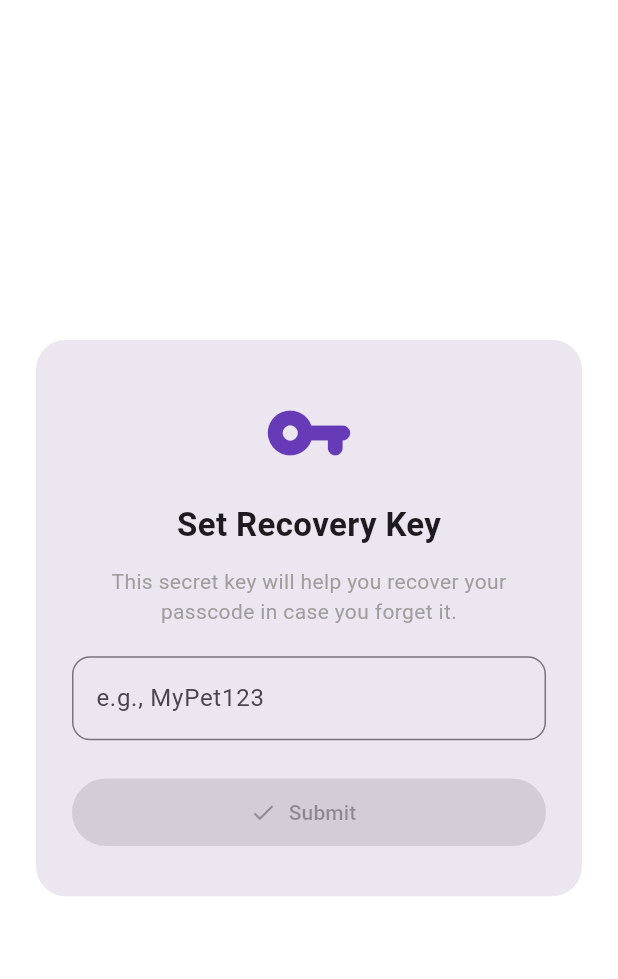
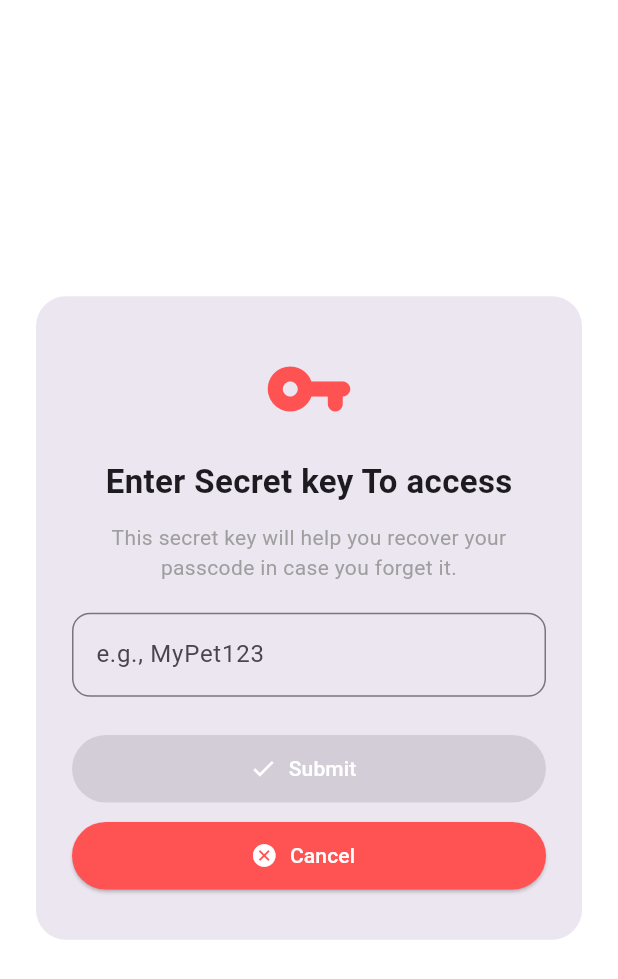
Before and after one commit to mabdullahm773/MCast, a Flutter app: the SecretKeyPopup widget shown alone on an empty page, opened directly, on a phone screen of 412 x 824 dp. Shown: the top 979 px of the screen. Run offline on Flutter 3.47's test engine with Material 3 defaults, Android fonts, the phone set to English and light mode, and no system bars; our stand-ins replace animated_text_kit, local_auth, shared_preferences; missing offline and left inert: passcode_screen; accounts and stored records are empty; network calls fail.

Commit message:
add passcode recovery using secret key

```diff
--- a/mobileapp_code/lib/screens/lock_screen.dart
+++ b/mobileapp_code/lib/screens/lock_screen.dart
@@ -78,6 +78,8 @@ class _LockScreenState extends State<LockScreen> {
             );
           }
         },
+        title: "Enter Secret key To access",
+        cancel: true,
       ),
     );
   }
--- a/mobileapp_code/lib/screens/settings_screen.dart
+++ b/mobileapp_code/lib/screens/settings_screen.dart
@@ -43,6 +43,8 @@ class _SettingsScreenState extends State<SettingsScreen> {
             await ApplockService.setSecretKey(key);
             ScaffoldMessenger.of(context).showSnackBar(const SnackBar(content: Text('Secret key saved')));
           },
+          title: "Set Recovery Key",
+          cancel: false,
         ),
       );
 
--- a/mobileapp_code/lib/widgets/popup_widget.dart
+++ b/mobileapp_code/lib/widgets/popup_widget.dart
@@ -1,5 +1,3 @@
-// lib/widgets/app_info_dialog.dart
-
 import 'package:flutter/material.dart';
 
 class AppInfoDialog {
@@ -43,8 +41,9 @@ class AppInfoDialog {
 /// ---------------------------- Secret key saving widget
 class SecretKeyPopup extends StatefulWidget {
   final Function(String) onSubmit;
-
-  const SecretKeyPopup({super.key, required this.onSubmit});
+  final String title;
+  final bool cancel;
+  const SecretKeyPopup({super.key, required this.onSubmit, required this.title, required this.cancel});
 
   @override
   State<SecretKeyPopup> createState() => _SecretKeyPopupState();
@@ -53,7 +52,6 @@ class SecretKeyPopup extends StatefulWidget {
 class _SecretKeyPopupState extends State<SecretKeyPopup> {
   final TextEditingController _controller = TextEditingController();
   bool _isEmpty = true;
-
   @override
   Widget build(BuildContext context) {
     return WillPopScope( // disables back button
@@ -63,14 +61,15 @@ class _SecretKeyPopupState extends State<SecretKeyPopup> {
         insetPadding: const EdgeInsets.all(24),
         child: Padding(
           padding: const EdgeInsets.symmetric(horizontal: 24, vertical: 32),
+          child: SingleChildScrollView(
             child: Column(
               mainAxisSize: MainAxisSize.min,
               children: [
-              const Icon(Icons.vpn_key_rounded, size: 60, color: Colors.deepPurple),
+                const Icon(Icons.vpn_key_rounded, size: 60, color: Colors.redAccent),
                 const SizedBox(height: 16),
-              const Text(
-                'Set Recovery Key',
-                style: TextStyle(fontSize: 22, fontWeight: FontWeight.bold),
+                Text(
+                  widget.title,
+                  style: const TextStyle(fontSize: 22, fontWeight: FontWeight.bold),
                 ),
                 const SizedBox(height: 12),
                 const Text(
@@ -88,6 +87,8 @@ class _SecretKeyPopupState extends State<SecretKeyPopup> {
                   ),
                 ),
                 const SizedBox(height: 24),
+                Column(
+                  children: [
                     ElevatedButton.icon(
                       onPressed: _isEmpty
                           ? null
@@ -95,14 +96,28 @@ class _SecretKeyPopupState extends State<SecretKeyPopup> {
                         widget.onSubmit(_controller.text.trim());
                         Navigator.of(context).pop();
                       },
-                icon: const Icon(Icons.check),
-                label: const Text('Submit'),
+                      icon: const Icon(Icons.check, color: Colors.white,),
+                      label: const Text('Submit', style: TextStyle(color: Colors.white),),
                       style: ElevatedButton.styleFrom(
                         minimumSize: const Size.fromHeight(45),
-                  backgroundColor: Colors.deepPurple,
+                        backgroundColor: Colors.green.shade700,
+                      ),
+                    ),
+                    SizedBox(height: 10,),
+                    if (widget.cancel)
+                      ElevatedButton.icon(
+                        onPressed: () => Navigator.of(context).pop(),
+                        icon: const Icon(Icons.cancel, color: Colors.white ,),
+                        label: const Text('Cancel', style: TextStyle(color: Colors.white),),
+                        style: ElevatedButton.styleFrom(
+                          minimumSize: const Size.fromHeight(45),
+                          backgroundColor: Colors.redAccent.shade200,
                         ),
                       ),
                   ],
+                ),
+              ],
+            ),
           ),
         ),
       ),
```
Lines whose indentation alone changed are shown as unchanged.
